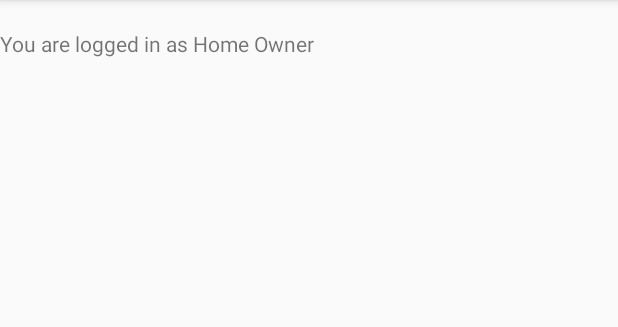
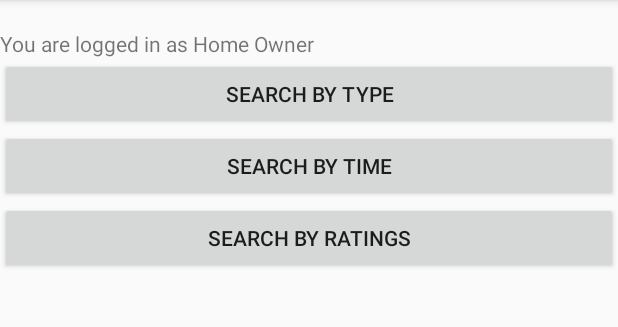
Before and after one commit to AminDhouib/home_service_booking_android, an Android app: the HomeOwnerAccountActivity screen opened directly, with no data from a screen before it, on a phone screen of 412 x 824 dp, the part 84-411 px from its top. Run offline under Robolectric (Android 15) with nearby library versions, the phone set to English and light mode, and no system bars; 1 statement that could not run was skipped.

Commit message:
Added buttons to the main screen of the home owner's account.

```diff
--- a/app/src/main/AndroidManifest.xml
+++ b/app/src/main/AndroidManifest.xml
@@ -26,7 +26,10 @@
         <activity android:name=".HomeOwnerAccountActivities.HomeOwnerAccountActivity" />
         <activity android:name=".ServicreProviderAccountActivities.ServiceProviderAccountActivity" />
         <activity android:name=".ServicreProviderAccountActivities.AddAvailibilityActivity" />
-        <activity android:name=".ServicreProviderAccountActivities.EditAccountActivity"></activity>
+        <activity android:name=".ServicreProviderAccountActivities.EditAccountActivity" />
+        <activity android:name=".HomeOwnerAccountActivities.SearchByTypeActivity" />
+        <activity android:name=".HomeOwnerAccountActivities.SearchByTimeActivity" />
+        <activity android:name=".HomeOwnerAccountActivities.SearchByRatingsActivity"></activity>
     </application>
 
 </manifest>
--- a/app/src/main/java/com/handy/agile/agile_app/HomeOwnerAccountActivities/HomeOwnerAccountActivity.java
+++ b/app/src/main/java/com/handy/agile/agile_app/HomeOwnerAccountActivities/HomeOwnerAccountActivity.java
@@ -3,16 +3,19 @@ package com.handy.agile.agile_app.HomeOwnerAccountActivities;
 import android.content.Intent;
 import android.support.v7.app.AppCompatActivity;
 import android.os.Bundle;
+import android.view.View;
+import android.widget.Button;
 import android.widget.TextView;
 
 import com.handy.agile.agile_app.DomainClasses.User;
+import com.handy.agile.agile_app.LoginActivity;
+import com.handy.agile.agile_app.MainActivity;
 import com.handy.agile.agile_app.R;
 
 public class HomeOwnerAccountActivity extends AppCompatActivity {
 
     TextView homeOwnerName;
     User user;
-
 
     @Override
     protected void onCreate(Bundle savedInstanceState) {
@@ -23,5 +26,41 @@ public class HomeOwnerAccountActivity extends AppCompatActivity {
 
         homeOwnerName = findViewById(R.id.homeOwnerName);
         homeOwnerName.setText("Welcome, "+user.getName());
+
+
+
+        //Button to head to the search type activity.
+        final Button searchTypebtn = findViewById(R.id.searchTypeButton);
+        searchTypebtn.setOnClickListener(new View.OnClickListener() {
+            @Override
+            public void onClick(View v) {
+                Intent searchTypeActivityIntent = new Intent(HomeOwnerAccountActivity.this,SearchByTypeActivity.class);
+                HomeOwnerAccountActivity.this.startActivity(searchTypeActivityIntent);
+            }
+        });
+
+        //Button to head to the search time activity.
+        final Button searchTimebtn = findViewById(R.id.searchTimeButton);
+        searchTimebtn.setOnClickListener(new View.OnClickListener() {
+            @Override
+            public void onClick(View v) {
+                Intent searchTimeActivityIntent = new Intent(HomeOwnerAccountActivity.this,SearchByTimeActivity.class);
+                HomeOwnerAccountActivity.this.startActivity(searchTimeActivityIntent);
+            }
+        });
+
+        //Button to head to the search rating activity.
+        final Button searchRatingbtn = findViewById(R.id.searchRatingButton);
+        searchRatingbtn.setOnClickListener(new View.OnClickListener() {
+            @Override
+            public void onClick(View v) {
+                Intent searchRatingActivityIntent = new Intent(HomeOwnerAccountActivity.this,SearchByRatingsActivity.class);
+                HomeOwnerAccountActivity.this.startActivity(searchRatingActivityIntent);
+            }
+        });
+
+
+
+
     }
 }
--- a/app/src/main/res/layout/activity_home_owner_account.xml
+++ b/app/src/main/res/layout/activity_home_owner_account.xml
@@ -21,5 +21,23 @@
             android:layout_width="match_parent"
             android:layout_height="wrap_content"
             android:text="You are logged in as Home Owner" />
+
+        <Button
+            android:id="@+id/searchTypeButton"
+            android:layout_width="match_parent"
+            android:layout_height="wrap_content"
+            android:text="Search By Type" />
+
+        <Button
+            android:id="@+id/searchTimeButton"
+            android:layout_width="match_parent"
+            android:layout_height="wrap_content"
+            android:text="Search By Time" />
+
+        <Button
+            android:id="@+id/searchRatingButton"
+            android:layout_width="match_parent"
+            android:layout_height="wrap_content"
+            android:text="Search By Ratings" />
     </LinearLayout>
 </android.support.constraint.ConstraintLayout>
```
Also changed, not shown: app/src/main/java/com/handy/agile/agile_app/HomeOwnerAccountActivities/SearchByRatingsActivity.java (added, +15 -0 lines), app/src/main/java/com/handy/agile/agile_app/HomeOwnerAccountActivities/SearchByTimeActivity.java (added, +15 -0 lines), app/src/main/java/com/handy/agile/agile_app/HomeOwnerAccountActivities/SearchByTypeActivity.java (added, +14 -0 lines), app/src/main/res/layout/activity_search_by_ratings.xml (added, +16 -0 lines), app/src/main/res/layout/activity_search_by_time.xml (added, +16 -0 lines), app/src/main/res/layout/activity_search_by_type.xml (added, +16 -0 lines).
